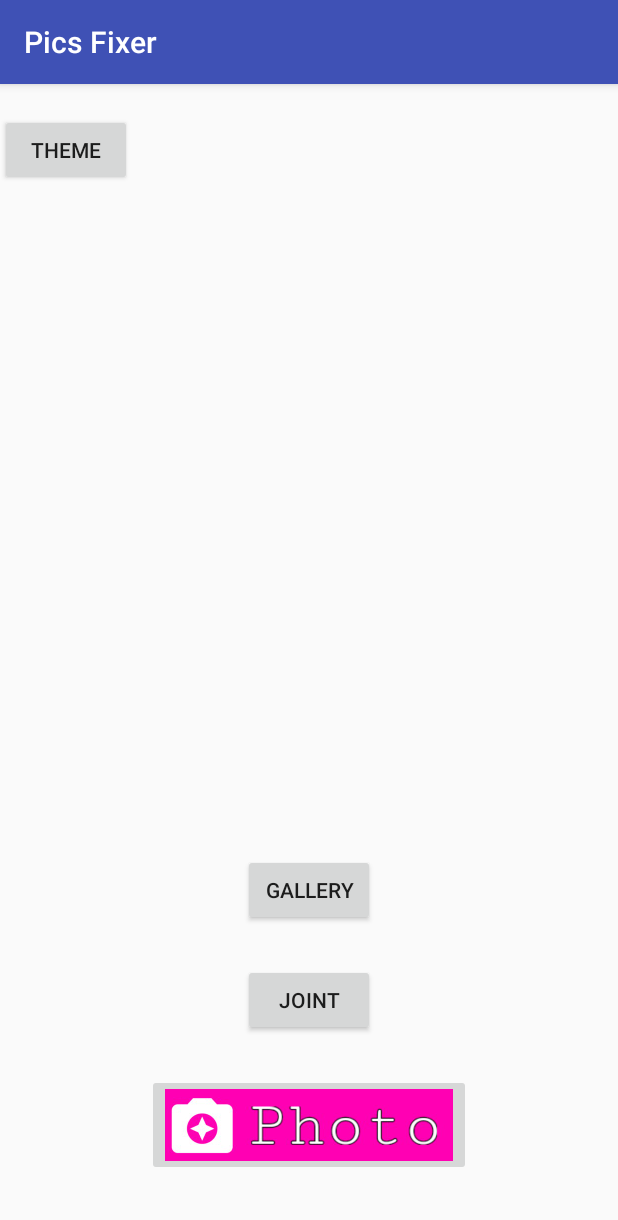
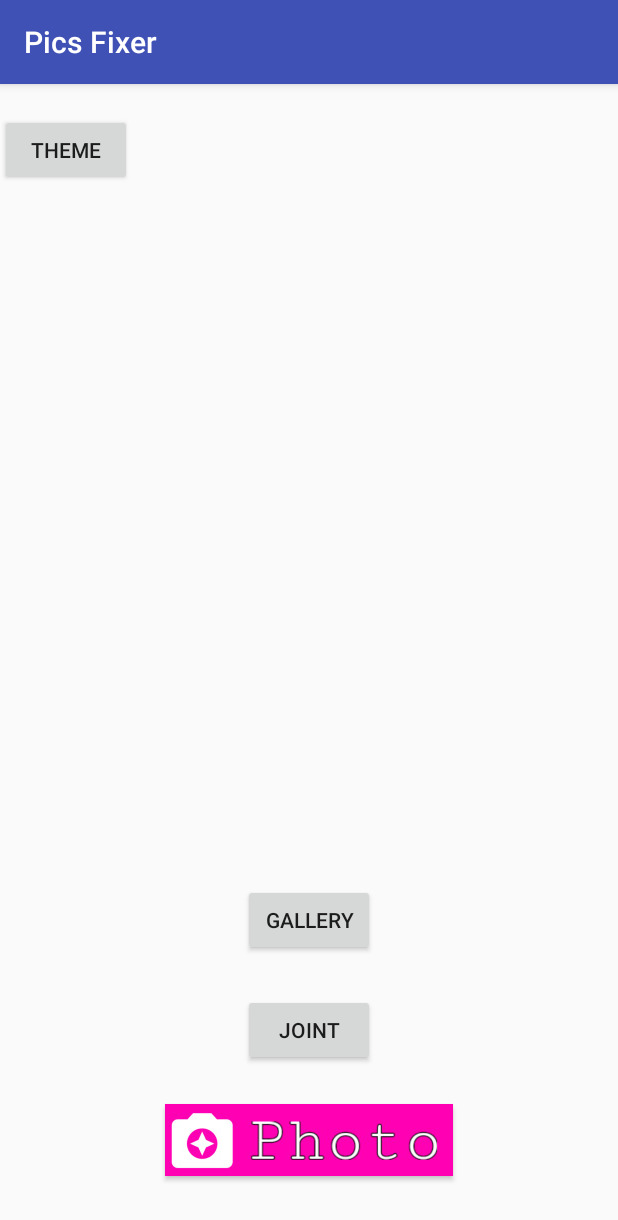
Before and after one commit to Aburasumashi81104/picsapp, an Android app: the screen it shows after launch (MainActivity), on a phone screen of 412 x 824 dp. Shown: the top 1220 px of the screen. Run offline under Robolectric (Android 15) with nearby library versions, the phone set to English and light mode, and no system bars.

Commit message:
fixed button problem

```diff
--- a/app/src/main/java/com/example/moebutapworks/picsfixer/MainActivity.kt
+++ b/app/src/main/java/com/example/moebutapworks/picsfixer/MainActivity.kt
@@ -7,6 +7,7 @@ import android.support.v7.app.AppCompatActivity
 import android.os.Bundle
 import android.util.Log
 import android.widget.Button
+import android.widget.ImageButton
 import android.widget.ImageView
 
 
--- a/app/src/main/res/layout/activity_main.xml
+++ b/app/src/main/res/layout/activity_main.xml
@@ -32,7 +32,7 @@
         android:layout_above="@+id/photobutton"
         android:layout_marginTop="25dp"/>
 
-    <ImageButton
+    <Button
         android:id="@+id/photobutton"
 
         android:layout_centerHorizontal="true"
@@ -41,7 +41,7 @@
         android:layout_height="wrap_content"
         android:layout_marginTop="25dp"
         android:layout_marginBottom="40dp"
-        app:srcCompat="@drawable/photoicon2"/>
+        android:background="@drawable/photoicon2"/>
 
 
 </RelativeLayout>
```
